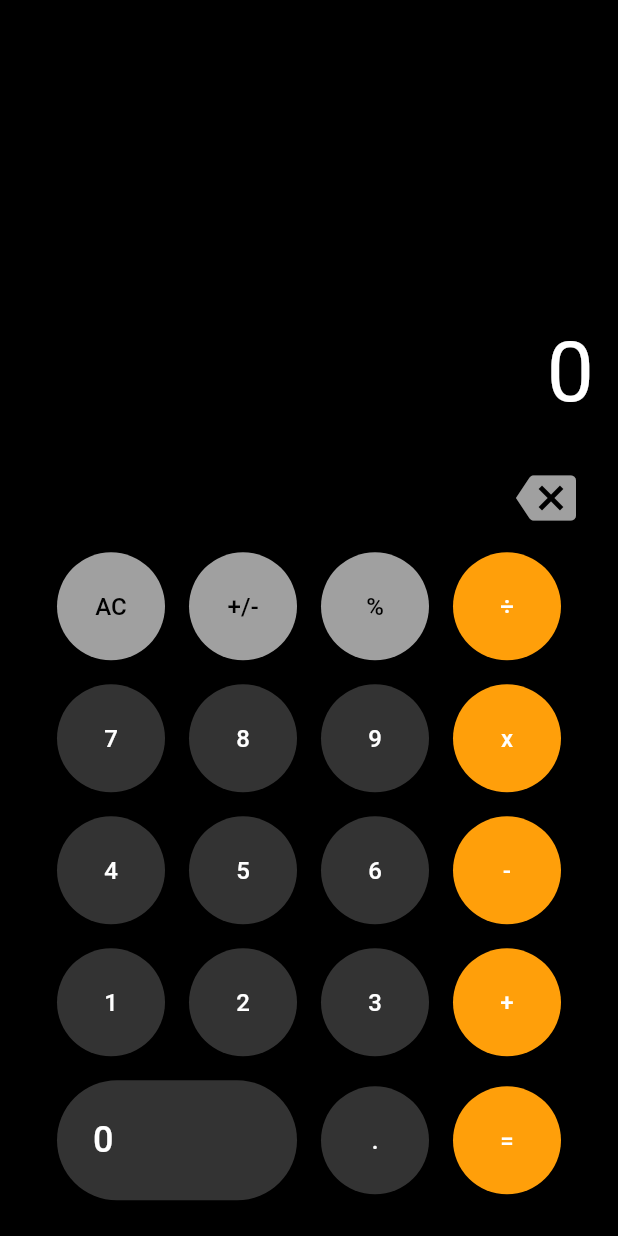
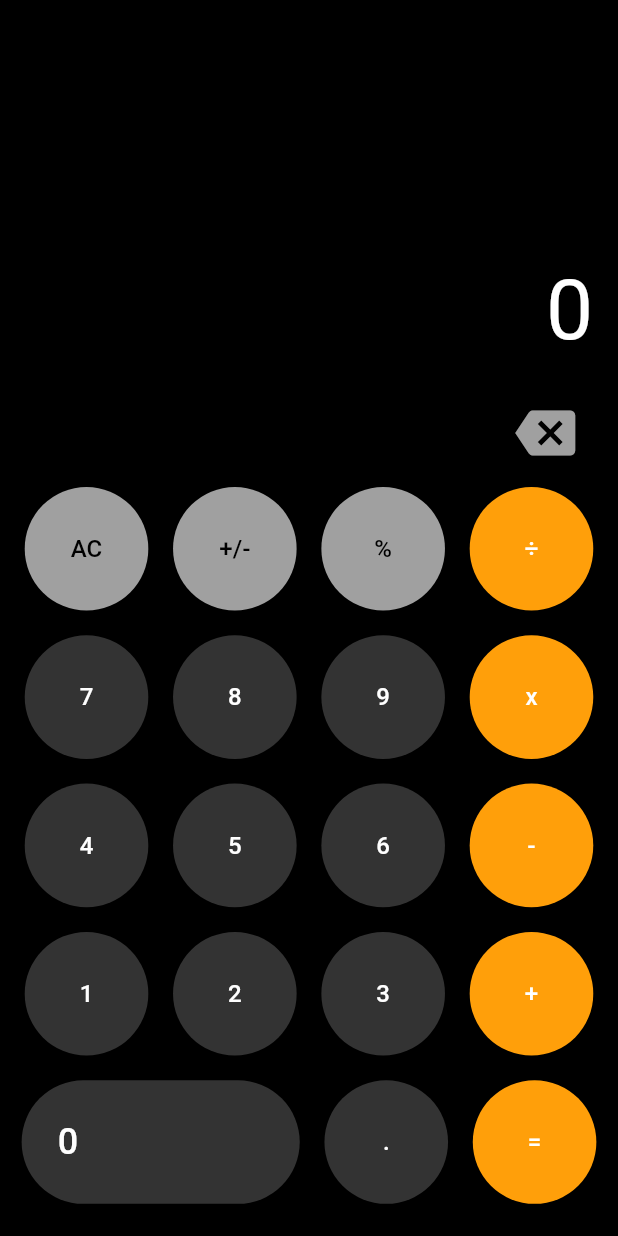
Before and after one commit to gabrielmisato/calculadora-flutter, a Flutter app: the screen it shows after launch, after a tap on "AC", on a phone screen of 412 x 824 dp. Run offline on Flutter 3.47's test engine with Material 3 defaults, Android fonts, the phone set to English and light mode, and no system bars.

Commit message:
Altera valores fixos por MediaQuery

```diff
--- a/lib/main.dart
+++ b/lib/main.dart
@@ -38,7 +38,7 @@ class _CalculadoraState extends State<Calculadora> {
   String _memoryOperator = '';
 
   bool _usedOperator = false;
-  bool _newNumber = true;
+  bool _newNumber = false;
 
   void _clear() {
     setState(() {
@@ -49,7 +49,7 @@ class _CalculadoraState extends State<Calculadora> {
       _operator = '';
       _memoryOperator = '';
       _usedOperator = false;
-      _newNumber = true;
+      _newNumber = false;
     });
   }
 
@@ -171,6 +171,7 @@ class _CalculadoraState extends State<Calculadora> {
       }
       if (!_displayText.contains('.')) {
         _displayText += '.';
+        _newNumber = false;
       }
     });
   }
@@ -203,10 +204,12 @@ class _CalculadoraState extends State<Calculadora> {
       body: Column(
         children: <Widget>[
           Container(
-            height: MediaQuery.of(context).size.height * 0.35,
+            height: MediaQuery.of(context).size.height * 0.3,
             alignment: Alignment.bottomRight,
             child: Padding(
-              padding: const EdgeInsets.symmetric(horizontal: 16),
+              padding: EdgeInsets.symmetric(
+                horizontal: MediaQuery.of(context).size.width * 0.04,
+              ),
               child: Text(
                 _displayText,
                 maxLines: 1,
@@ -227,7 +230,9 @@ class _CalculadoraState extends State<Calculadora> {
                     mainAxisAlignment: MainAxisAlignment.end,
                     children: [
                       Padding(
-                        padding: const EdgeInsets.symmetric(horizontal: 16),
+                        padding: EdgeInsets.symmetric(
+                          horizontal: MediaQuery.of(context).size.width * 0.04,
+                        ),
                         child: TextButton(
                           onPressed: _deleteLastDigit,
                           child: const Icon(
@@ -359,11 +364,16 @@ class _CalculadoraState extends State<Calculadora> {
                     mainAxisAlignment: MainAxisAlignment.center,
                     children: [
                       Padding(
-                        padding: const EdgeInsets.all(8),
+                        padding: EdgeInsets.symmetric(
+                          horizontal: MediaQuery.of(context).size.width * 0.02,
+                        ),
                         child: ElevatedButton(
                           onPressed: () => _inputDigit('0'),
                           style: ElevatedButton.styleFrom(
-                            fixedSize: const Size(160, 80),
+                            fixedSize: Size(
+                              MediaQuery.of(context).size.width * 0.45,
+                              MediaQuery.of(context).size.height * 0.1,
+                            ),
                             backgroundColor:
                                 const Color.fromARGB(255, 51, 51, 51),
                           ),
--- a/lib/widgets/calculadora_btn.dart
+++ b/lib/widgets/calculadora_btn.dart
@@ -17,11 +17,14 @@ class CalculadoraBtn extends StatelessWidget {
   @override
   Widget build(BuildContext context) {
     return Padding(
-      padding: const EdgeInsets.all(8),
+      padding: EdgeInsets.all(MediaQuery.of(context).size.width * 0.02),
       child: ElevatedButton(
         onPressed: onPressed,
         style: ElevatedButton.styleFrom(
-          fixedSize: const Size(72, 72),
+          fixedSize: Size(
+            MediaQuery.of(context).size.width * 0.2,
+            MediaQuery.of(context).size.height * 0.1,
+          ),
           backgroundColor: backgroundColor,
         ),
         child: Text(
```
